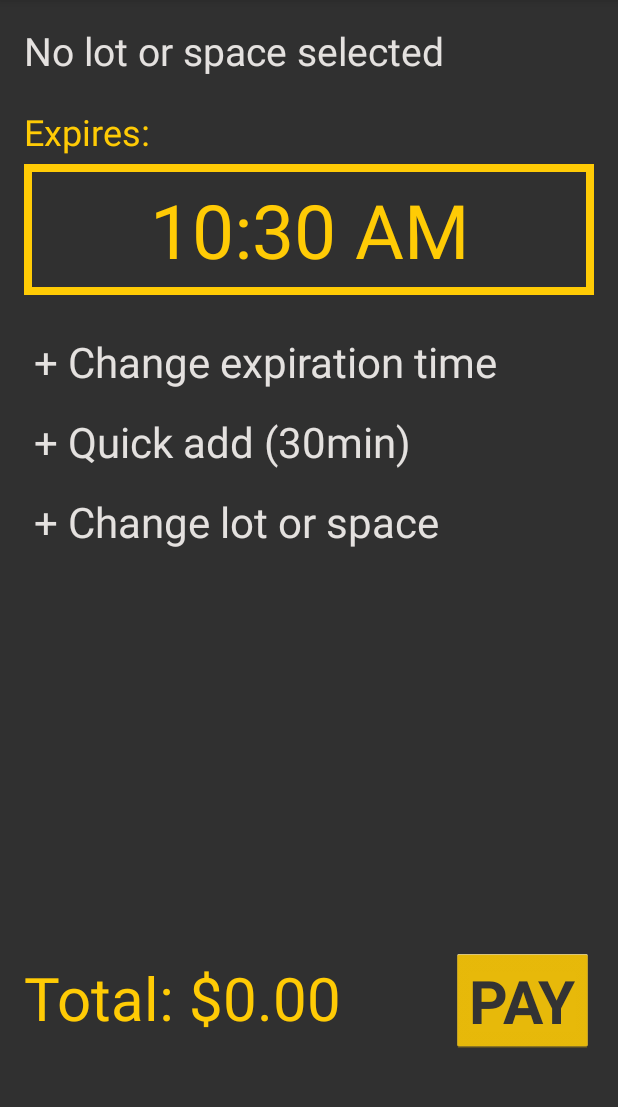
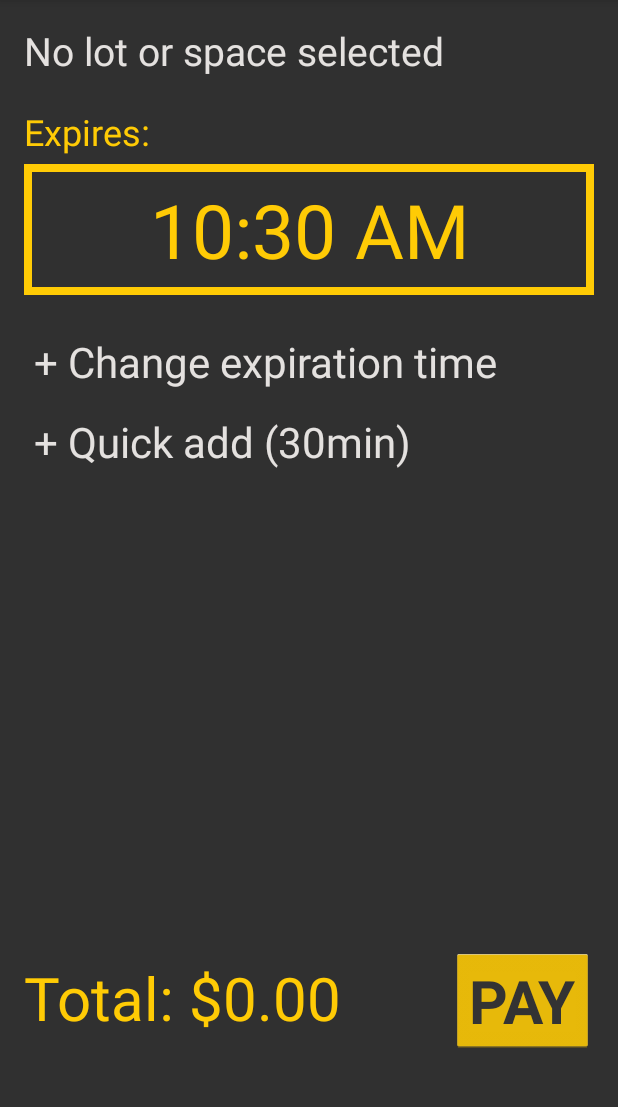
Before and after one commit to ajpodell/ParkAndPay, an Android app: the PayActivity screen opened directly, with no data from a screen before it, on a phone screen of 412 x 824 dp, the part 84-1191 px from its top. Run offline under Robolectric (Android 15) with nearby library versions, the phone set to English and light mode, and no system bars; libraries missing offline, so code that uses them is left out: com.parse.

Commit message:
ayyy lmao

```diff
--- a/app/src/main/java/com/parkandpay/aaron/parkandpay/PayActivity.java
+++ b/app/src/main/java/com/parkandpay/aaron/parkandpay/PayActivity.java
@@ -38,7 +38,7 @@ public class PayActivity extends ActionBarActivity {
     private String lotName;
     private static ParseObject selectedLotObj;
     private static Button paymentButton;
-    private static Button changeLotSpace;
+    //private static TextView changeLotSpace;
     private static TextView resetSpotButton;
     private static TextView costView;
     private static TextView selectTimeButton;
@@ -57,6 +57,8 @@ public class PayActivity extends ActionBarActivity {
             spotNum = bundle.getString("spot_num");
             lotName = bundle.getString("lot_name");
         }
+
+        // Initialize our View elements
         resetSpotButton = (TextView) findViewById(R.id.resetSpotButton);
         costView = (TextView) findViewById(R.id.cost);
         selectTimeButton = (TextView) findViewById(R.id.time_remaining_text);
@@ -65,6 +67,7 @@ public class PayActivity extends ActionBarActivity {
         paymentButton = (Button) findViewById(R.id.availSpotsListView);
         paymentButton.setVisibility(View.VISIBLE);
         incompletePayment.setVisibility(View.INVISIBLE);
+        //changeLotSpace = (TextView) findViewById(R.id.change_lot_space);
         // if the user has already paid for a spot, use the information from that to populate text fields
         if(ApplicationConfig.hasSpot()) {
             ParseQuery<ParseObject> query = ParseQuery.getQuery("ParkingSpot");
@@ -78,6 +81,7 @@ public class PayActivity extends ActionBarActivity {
                         selectTimeButton.setText(new SimpleDateFormat("hh:mm a", Locale.US).format(selectedTime));
                         SpannableString content = new SpannableString("Total: $" + String.format("%.2f", ApplicationConfig.getCost()));
                         costView.setText(content);
+                        //changeLotSpace.setVisibility(View.INVISIBLE);
                     } else {
                         System.out.println(e.getMessage());
                         throw new RuntimeException();
--- a/app/src/main/res/layout/activity_pay.xml
+++ b/app/src/main/res/layout/activity_pay.xml
@@ -76,19 +76,35 @@
         android:layout_alignParentEnd="true" />
 
     <!--TODO: Make this actually do something-->
-    <TextView
-        android:layout_width="match_parent"
-        android:layout_height="wrap_content"
-        android:text=" + Change lot or space"
-        android:onClick="onClickChangeLotSpace"
-        android:id="@+id/change_lot_space"
-        android:textColor="@color/observatory_white"
-        android:paddingTop="15dp"
-        android:textSize="28sp"
-        android:textIsSelectable="true"
-        android:layout_below="@+id/add_30_minutes"
-        android:layout_alignParentLeft="true"
-        android:layout_alignParentStart="true" />
+    <!--<TextView-->
+        <!--android:layout_width="match_parent"-->
+        <!--android:layout_height="wrap_content"-->
+        <!--android:text=" + Change lot or space"-->
+        <!--android:onClick="onClickChangeLotSpace"-->
+        <!--android:id="@+id/change_lot_space"-->
+        <!--android:textColor="@color/observatory_white"-->
+        <!--android:paddingTop="15dp"-->
+        <!--android:textSize="28sp"-->
+        <!--android:textIsSelectable="true"-->
+        <!--android:layout_below="@+id/add_30_minutes"-->
+        <!--android:layout_alignParentLeft="true"-->
+        <!--android:layout_alignParentStart="true" />-->
+
+
+    <!--<Button-->
+    <!--android:layout_width="match_parent"-->
+    <!--android:layout_height="wrap_content"-->
+    <!--android:text=" + Change lot or space"-->
+    <!--android:onClick="onClickChangeLotSpace"-->
+    <!--android:id="@+id/change_lot_space"-->
+    <!--android:textColor="@color/observatory_white"-->
+    <!--android:paddingTop="15dp"-->
+    <!--android:textSize="28sp"-->
+    <!--android:textIsSelectable="true"-->
+    <!--android:layout_below="@+id/add_30_minutes"-->
+    <!--android:layout_alignParentLeft="true"-->
+    <!--android:layout_alignParentStart="true" />-->
+
     <TextView
         android:layout_width="match_parent"
         android:layout_height="wrap_content"
@@ -100,7 +116,7 @@
         android:paddingTop="15dp"
         android:textSize="28sp"
         android:textIsSelectable="true"
-        android:layout_below="@+id/change_lot_space"
+        android:layout_below="@+id/add_30_minutes"
         android:layout_alignParentLeft="true"
         android:layout_alignParentStart="true" />
 
```
